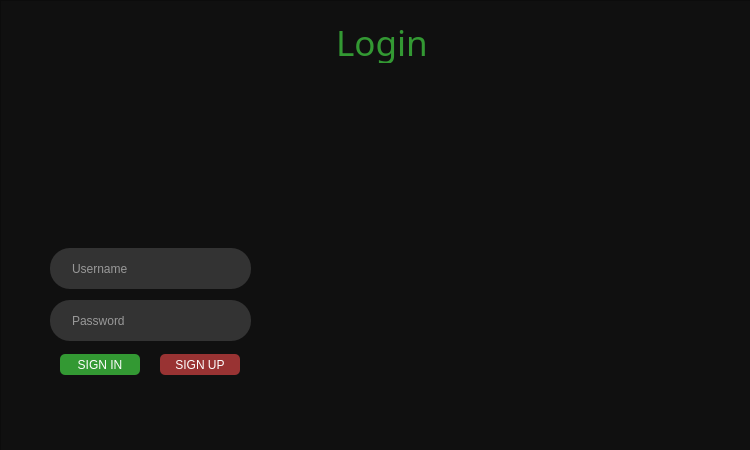
Before: the Qt Designer form loginsystem.ui in fedinaimi/E-health_2A4, drawn with Qt 5.
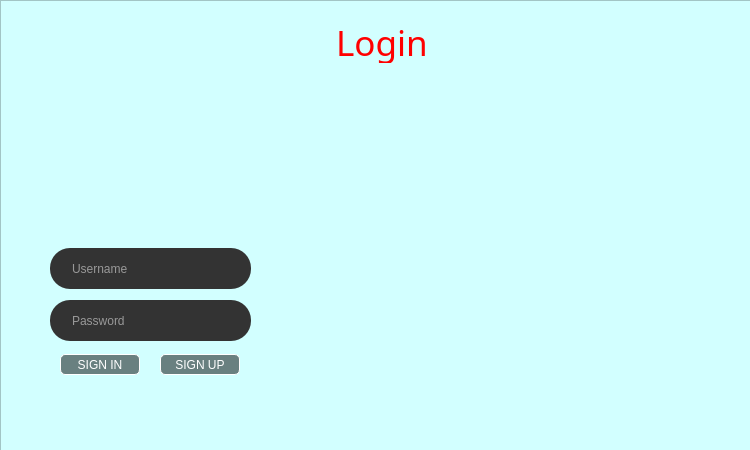
After: the same form once the commit is applied. Icons and pictures are not drawn.

The edit to the form file:
```diff
--- a/loginsystem.ui
+++ b/loginsystem.ui
@@ -174,7 +174,7 @@
         </rect>
        </property>
        <property name="styleSheet">
-        <string notr="true">background: #101010;</string>
+        <string notr="true">background:#d2ffff;</string>
        </property>
        <property name="frameShape">
         <enum>QFrame::StyledPanel</enum>
@@ -195,11 +195,15 @@
          <font>
           <family>Droid Sans</family>
           <pointsize>-1</pointsize>
+          <weight>50</weight>
+          <italic>false</italic>
+          <bold>false</bold>
          </font>
         </property>
         <property name="styleSheet">
-         <string notr="true">text-align: center;
-color: #393;
+         <string notr="true">
+font: 15pt &quot;Algerian&quot;;
+color: #ff0000;
 margin: 0 auto;
 font-size: 35px;
 font-family: 'Droid Sans';</string>
@@ -696,10 +700,16 @@
          </rect>
         </property>
         <property name="styleSheet">
-         <string notr="true">Padding: 1px;
-Border-radius: 5px;
-Background: #393;
-Color: #fefefe;</string>
+         <string notr="true">QPushButton{
+background-color:rgba(0,0,0,50%);
+color:white;
+border:1 solid white;
+border-radius: 5px;
+}
+QPushButton:hover{
+background-color:rgba(255,0,0,50%);
+color:black;
+}</string>
         </property>
         <property name="text">
          <string>SIGN IN</string>
@@ -715,10 +725,16 @@
          </rect>
         </property>
         <property name="styleSheet">
-         <string notr="true">Padding: 1px;
-Border-radius: 5px;
-Background: #933;
-Color: #fefefe;</string>
+         <string notr="true">QPushButton{
+background-color:rgba(0,0,0,50%);
+color:white;
+border:1 solid white;
+border-radius: 5px;
+}
+QPushButton:hover{
+background-color:rgba(255,0,0,50%);
+color:black;
+}</string>
         </property>
         <property name="text">
          <string>SIGN UP</string>
```
